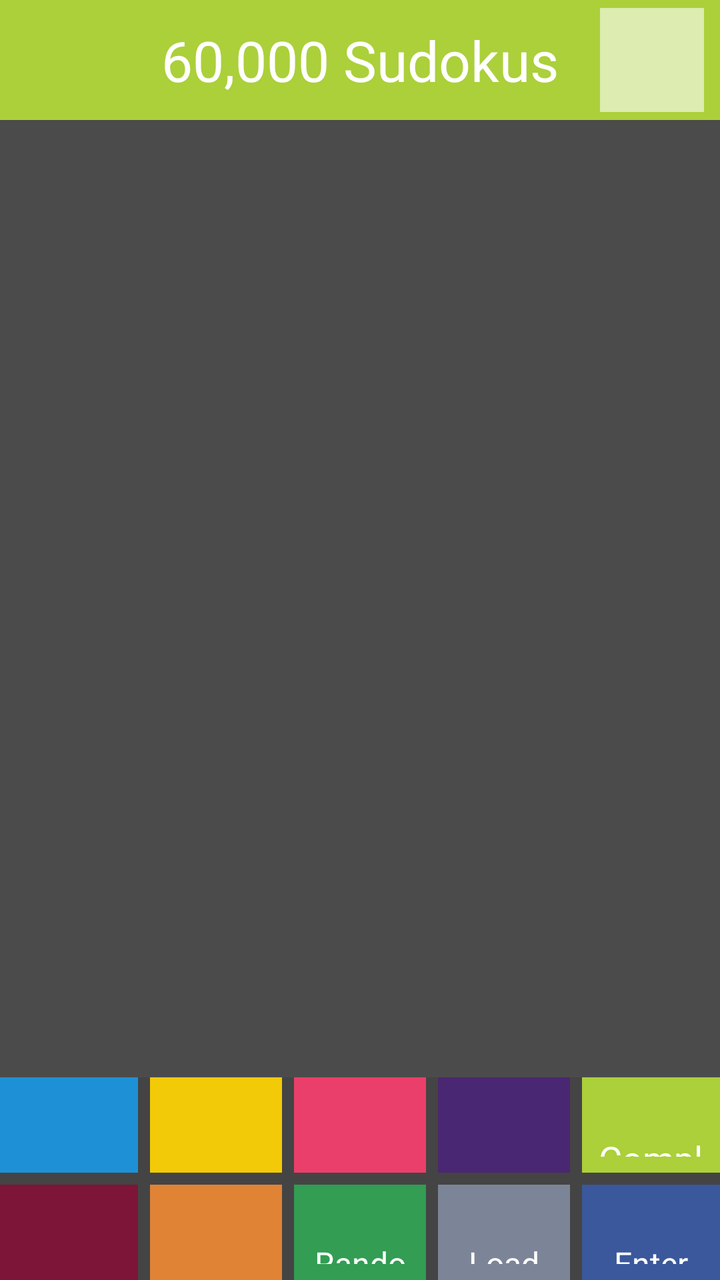
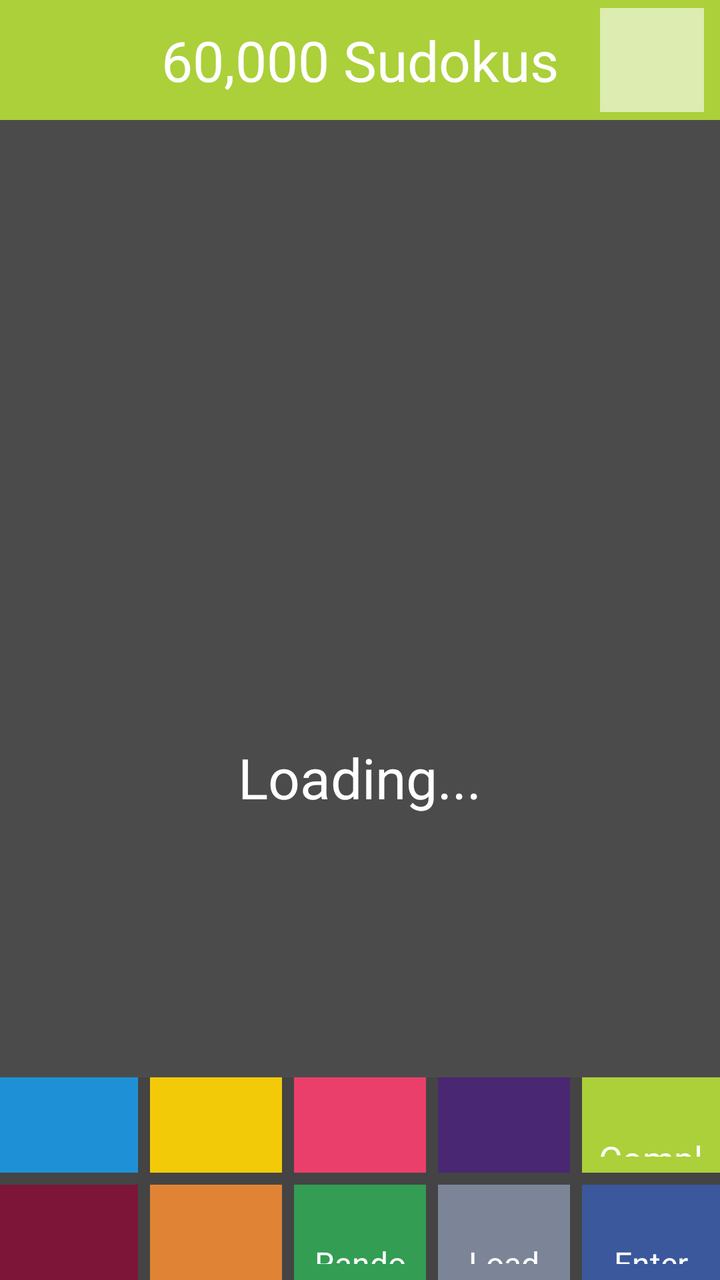

The first picture is an Android layout as it rendered before a commit; the second is the same layout after the commit. The layout source and the unified diff follow.
<!-- AndroidManifest.xml: application theme AppTheme -->
<!-- res/layout/fragment_user_board_phablet.xml -->
<?xml version="1.0" encoding="utf-8"?>
<RelativeLayout xmlns:android="http://schemas.android.com/apk/res/android"
    xmlns:app="http://schemas.android.com/apk/res-auto"
    xmlns:tools="http://schemas.android.com/tools"
    android:id="@+id/activity_history"
    android:layout_width="match_parent"
    android:layout_height="match_parent"
    android:background="@color/colorFondoTrans"
    android:fitsSystemWindows="false">

    <ImageView
        android:id="@+id/ub_background"
        android:layout_width="match_parent"
        android:layout_height="match_parent"
        android:scaleType="centerCrop" />

    <RelativeLayout
        android:id="@+id/tool_title"
        android:layout_width="match_parent"
        android:layout_height="60dp"
        android:background="@color/color1"
        android:orientation="horizontal">

        <ImageView
            android:id="@+id/user_icon_usr"
            android:layout_width="52dp"
            android:layout_height="52dp"
            android:layout_alignParentLeft="true"
            android:layout_alignParentStart="true"
            android:layout_centerVertical="true"
            android:layout_marginLeft="8dp" />

        <TextView
            android:id="@+id/board_layout_title"
            android:layout_width="match_parent"
            android:layout_height="match_parent"
            android:layout_centerInParent="false"
            android:layout_weight="1"
            android:gravity="center"
            android:text="60,000 Sudokus"
            android:textColor="@color/white"
            android:textSize="28sp" />

        <ImageButton
            android:id="@+id/color_switcher"
            android:layout_width="52dp"
            android:layout_height="52dp"
            android:layout_alignParentRight="true"
            android:layout_alignParentTop="false"
            android:layout_centerVertical="true"
            android:layout_marginRight="8dp"
            android:alpha=".6"
            android:background="@android:color/white"
            android:padding="5dp"
            android:scaleType="fitCenter"
            app:srcCompat="@android:color/transparent" />

        <ImageView
            android:id="@+id/ub_tool_background"
            android:layout_width="match_parent"
            android:layout_height="match_parent"
            android:alpha=".15"
            android:scaleType="centerCrop"
            app:srcCompat="@android:color/transparent" />

    </RelativeLayout>

    <LinearLayout
        android:layout_width="match_parent"
        android:layout_height="match_parent"
        android:layout_below="@+id/tool_title"
        android:layout_centerHorizontal="true"
        android:layout_centerVertical="true"
        android:orientation="vertical"
        android:weightSum="100">

        <RelativeLayout
            android:layout_width="match_parent"
            android:layout_height="0dp"
            android:layout_marginBottom="9dp"
            android:layout_marginTop="9dp"
            android:layout_weight="82">

            <android.support.v7.widget.RecyclerView
                android:id="@+id/user_board_rv"
                android:layout_width="match_parent"
                android:layout_height="match_parent"

                android:layout_weight="82"
                android:background="@android:color/transparent" />

            <RelativeLayout
                android:id="@+id/num_picker"
                android:layout_width="425dp"
                android:layout_height="wrap_content"
                android:layout_centerInParent="true"
                android:background="@color/white"
                android:orientation="vertical"
                android:padding="8dp"
                android:visibility="gone"
                tools:visibility="visible">

                <TextView
                    android:id="@+id/textView18"
                    android:layout_width="wrap_content"
                    android:layout_height="wrap_content"
                    android:layout_marginBottom="5dp"
                    android:layout_weight="1"
                    android:text="Enter a board number:"
                    android:textColor="@android:color/darker_gray"
                    android:textSize="36sp" />

                <LinearLayout
                    android:layout_width="wrap_content"
                    android:layout_height="wrap_content"
                    android:layout_below="@+id/textView18"
                    android:layout_weight="1"
                    android:orientation="horizontal"
                    android:visibility="visible"
                    android:weightSum="100">

                    <LinearLayout
                        android:layout_width="50dp"
                        android:layout_height="50dp"
                        android:layout_gravity="center_vertical"
                        android:layout_marginRight="15dp"
                        android:background="@color/com_facebook_button_background_color"
                        android:orientation="horizontal"
                        android:padding="3dp">

                        <ImageView
                            android:id="@+id/key_icon"
                            android:layout_width="wrap_content"
                            android:layout_height="wrap_content"
                            android:layout_weight="1" />
                    </LinearLayout>

                    <EditText
                        android:id="@+id/num_board"
                        android:layout_width="0dp"
                        android:layout_height="wrap_content"
                        android:layout_gravity="center_vertical"
                        android:layout_weight="100"
                        android:ems="10"
                        android:inputType="textPersonName"
                        android:textColor="@android:color/black"
                        android:textSize="34sp" />

                    <LinearLayout
                        android:layout_width="0dp"
                        android:layout_height="match_parent"
                        android:layout_weight="60"
                        android:orientation="horizontal"></LinearLayout>

                    <Button
                        android:id="@+id/ok_button"
                        android:layout_width="50dp"
                        android:layout_height="50dp"
                        android:layout_alignParentBottom="false"
                        android:layout_alignParentRight="false"
                        android:layout_below="@+id/textView18"
                        android:layout_gravity="center_vertical"
                        android:layout_marginLeft="15dp"
                        android:background="@drawable/back_button"
                        android:gravity="center"
                        android:text="Ok"
                        android:textSize="20sp" />

                </LinearLayout>

            </RelativeLayout>

        </RelativeLayout>

        <RelativeLayout
            android:id="@+id/sorters"
            android:layout_width="match_parent"
            android:layout_height="0dp"
            android:layout_weight="18">

            <LinearLayout
                android:layout_width="match_parent"
                android:layout_height="match_parent"
                android:layout_weight="18"
                android:background="@color/colorFondoTrans"
                android:orientation="horizontal"
                android:weightSum="5">

                <LinearLayout
                    android:layout_width="match_parent"
                    android:layout_height="match_parent"
                    android:layout_marginRight="3dp"
                    android:layout_weight="1"
                    android:orientation="vertical">

                    <ImageButton
                        android:id="@+id/beg"
                        style="@style/Widget.AppCompat.Button.Borderless"
                        android:layout_width="match_parent"
                        android:layout_height="match_parent"
                        android:layout_marginBottom="3dp"
                        android:layout_weight="1"
                        android:background="@drawable/begbuttonfinal"
                        android:gravity="center"
                        android:padding="8dp"
                        android:scaleType="fitCenter" />

                    <ImageButton
                        android:id="@+id/exp"
                        style="@style/Widget.AppCompat.Button.Borderless"
                        android:layout_width="match_parent"
                        android:layout_height="match_parent"
                        android:layout_marginTop="3dp"
                        android:layout_weight="1"
                        android:background="@drawable/expbuttonfinal"
                        android:gravity="center"
                        android:padding="8dp"
                        android:scaleType="fitCenter" />
                </LinearLayout>

                <LinearLayout
                    android:layout_width="match_parent"
                    android:layout_height="match_parent"
                    android:layout_marginLeft="3dp"
                    android:layout_marginRight="3dp"
                    android:layout_weight="1"
                    android:orientation="vertical">

                    <ImageButton
                        android:id="@+id/eas"
                        style="@style/Widget.AppCompat.Button.Borderless"
                        android:layout_width="match_parent"
                        android:layout_height="match_parent"
                        android:layout_marginBottom="3dp"
                        android:layout_weight="1"
                        android:background="@drawable/easbuttonfinal"
                        android:gravity="center"
                        android:padding="8dp"
                        android:scaleType="fitCenter" />

                    <ImageButton
                        android:id="@+id/mas"
                        style="@style/Widget.AppCompat.Button.Borderless"
                        android:layout_width="match_parent"
                        android:layout_height="match_parent"
                        android:layout_marginTop="3dp"
                        android:layout_weight="1"
                        android:background="@drawable/masbuttonfinal"
                        android:gravity="center"
                        android:padding="8dp"
                        android:scaleType="fitCenter" />
                </LinearLayout>

                <LinearLayout
                    android:layout_width="match_parent"
                    android:layout_height="match_parent"
                    android:layout_marginLeft="3dp"
                    android:layout_marginRight="3dp"
                    android:layout_weight="1"
                    android:orientation="vertical">

                    <ImageButton
                        android:id="@+id/med"
                        style="@style/Widget.AppCompat.Button.Borderless"
                        android:layout_width="match_parent"
                        android:layout_height="match_parent"
                        android:layout_marginBottom="3dp"
                        android:layout_weight="1"
                        android:background="@drawable/leaderbuttonfinal"
                        android:gravity="center"
                        android:padding="8dp"
                        android:scaleType="fitCenter"
                        app:srcCompat="@android:color/transparent" />

                    <LinearLayout
                        android:id="@+id/ran"
                        style="@style/Widget.AppCompat.Button.Borderless"
                        android:layout_width="match_parent"
                        android:layout_height="match_parent"
                        android:layout_marginTop="3dp"
                        android:layout_weight="1"
                        android:background="@drawable/exitbuttonfinal"
                        android:gravity="center"
                        android:orientation="vertical"
                        android:padding="8dp"
                        android:scaleType="fitCenter"
                        android:weightSum="100">

                        <ImageView
                            android:id="@+id/question_icon"
                            android:layout_width="match_parent"
                            android:layout_height="0dp"
                            android:layout_weight="65"
                            android:scaleType="fitCenter" />

                        <TextView
                            android:id="@+id/textView14"
                            android:layout_width="match_parent"
                            android:layout_height="0dp"
                            android:layout_weight="35"
                            android:gravity="center"
                            android:text="Random"
                            android:textColor="@color/white"
                            android:textSize="16sp" />
                    </LinearLayout>
                </LinearLayout>

                <LinearLayout
                    android:layout_width="match_parent"
                    android:layout_height="match_parent"
                    android:layout_marginLeft="3dp"
                    android:layout_marginRight="3dp"
                    android:layout_weight="1"
                    android:orientation="vertical">

                    <ImageButton
                        android:id="@+id/har"
                        style="@style/Widget.AppCompat.Button.Borderless"
                        android:layout_width="match_parent"
                        android:layout_height="match_parent"
                        android:layout_marginBottom="3dp"
                        android:layout_weight="1"
                        android:background="@drawable/harbuttonfinal"
                        android:gravity="center"
                        android:padding="8dp"
                        android:scaleType="fitCenter" />

                    <LinearLayout
                        android:id="@+id/more"
                        style="@style/Widget.AppCompat.Button.Borderless"
                        android:layout_width="match_parent"
                        android:layout_height="match_parent"
                        android:layout_marginTop="3dp"
                        android:layout_weight="1"
                        android:background="@drawable/morbuttonfinal"
                        android:gravity="center"
                        android:orientation="vertical"
                        android:padding="8dp"
                        android:scaleType="fitCenter"
                        android:weightSum="100">

                        <ImageView
                            android:id="@+id/refresh_icon"
                            android:layout_width="match_parent"
                            android:layout_height="0dp"
                            android:layout_weight="65"
                            android:scaleType="fitCenter" />

                        <TextView
                            android:id="@+id/textView15"
                            android:layout_width="match_parent"
                            android:layout_height="0dp"
                            android:layout_weight="35"
                            android:gravity="center"
                            android:text="Load more"
                            android:textColor="@color/white"
                            android:textSize="16sp" />
                    </LinearLayout>
                    " />

                </LinearLayout>

                <LinearLayout
                    android:layout_width="match_parent"
                    android:layout_height="match_parent"
                    android:layout_marginLeft="3dp"
                    android:layout_weight="1"
                    android:orientation="vertical">

                    <LinearLayout
                        android:id="@+id/my_completed_button"
                        style="@style/Widget.AppCompat.Button.Borderless"
                        android:layout_width="match_parent"
                        android:layout_height="match_parent"
                        android:layout_marginBottom="3dp"
                        android:layout_weight="1"
                        android:background="@drawable/badgebuttonfinal"
                        android:gravity="center"
                        android:orientation="vertical"
                        android:padding="8dp"
                        android:weightSum="100">

                        <ImageView
                            android:id="@+id/whitecheck_icon"
                            android:layout_width="match_parent"
                            android:layout_height="0dp"
                            android:layout_weight="65"
                            android:scaleType="fitCenter" />

                        <TextView
                            android:id="@+id/textView16"
                            android:layout_width="match_parent"
                            android:layout_height="0dp"
                            android:layout_weight="35"
                            android:gravity="center"
                            android:text="Completed"
                            android:textColor="@color/white"
                            android:textSize="18sp" />
                    </LinearLayout>

                    <LinearLayout
                        android:id="@+id/enter_board_key"
                        style="@style/Widget.AppCompat.Button.Borderless"
                        android:layout_width="match_parent"
                        android:layout_height="match_parent"
                        android:layout_marginTop="3dp"
                        android:layout_weight="1"
                        android:background="@drawable/facebookbuttonfinal"
                        android:gravity="center"
                        android:orientation="vertical"
                        android:padding="8dp"
                        android:weightSum="100">

                        <ImageView
                            android:id="@+id/keybutton_icon"
                            android:layout_width="match_parent"
                            android:layout_height="0dp"
                            android:layout_weight="65"
                            android:scaleType="fitCenter" />

                        <TextView
                            android:id="@+id/textView16"
                            android:layout_width="match_parent"
                            android:layout_height="0dp"
                            android:layout_weight="35"
                            android:gravity="center"
                            android:text="Enter board"
                            android:textColor="@color/white"
                            android:textSize="16sp" />
                    </LinearLayout>

                </LinearLayout>

            </LinearLayout>

            <ImageView
                android:id="@+id/user_buttons_background"
                android:layout_width="match_parent"
                android:layout_height="match_parent"
                android:alpha=".15"
                android:scaleType="centerCrop" />

        </RelativeLayout>

    </LinearLayout>

    <ProgressBar
        android:id="@+id/usr_progress"
        style="?android:attr/progressBarStyle"
        android:layout_width="80dp"
        android:layout_height="80dp"
        android:layout_centerInParent="true" />

</RelativeLayout>
<!-- resources referenced by this layout -->
<resources>
  <color name="color1">#abd03a</color>
  <color name="colorFondoTrans">#f5454444</color>
  <color name="white">#ffffff</color>
  <!-- drawable circle_pressed (drawable-nodpi) -->
  <?xml version="1.0" encoding="utf-8"?>
  <selector xmlns:android="http://schemas.android.com/apk/res/android">
  
      <item>
          <shape android:shape="oval">
              <solid android:color="#dfe5ba"/>
  
          </shape>
      </item>
  
  </selector>
  <!-- drawable easbutton (drawable-nodpi) -->
  <?xml version="1.0" encoding="utf-8"?>
  <selector xmlns:android="http://schemas.android.com/apk/res/android">
      <item>
          <shape android:shape="rectangle">
              <solid android:color="@color/color8"/>
  
          </shape>
      </item>
  </selector>
  <!-- drawable expbuttonpressed (drawable-nodpi) -->
  <?xml version="1.0" encoding="utf-8"?>
  <selector xmlns:android="http://schemas.android.com/apk/res/android">
      <item>
          <shape android:shape="rectangle">
              <solid android:color="#875263"/>
          </shape>
      </item>
  </selector>
  <!-- drawable expbutton (drawable-nodpi) -->
  <?xml version="1.0" encoding="utf-8"?>
  <selector xmlns:android="http://schemas.android.com/apk/res/android">
      <item>
          <shape android:shape="rectangle">
              <solid android:color="@color/color4"/>
  
          </shape>
      </item>
  </selector>
  <!-- drawable facebookbutton (drawable-nodpi) -->
  <?xml version="1.0" encoding="utf-8"?>
  <selector xmlns:android="http://schemas.android.com/apk/res/android">
      <item>
          <shape android:shape="rectangle">
              <solid android:color="#3a589b"/>
  
          </shape>
      </item>
  </selector>
  <!-- drawable harbuttonpressed (drawable-nodpi) -->
  <?xml version="1.0" encoding="utf-8"?>
  <selector xmlns:android="http://schemas.android.com/apk/res/android">
      <item>
          <shape android:shape="rectangle">
              <solid android:color="#745b8f"/>
          </shape>
      </item>
  </selector>
  <!-- drawable harbutton (drawable-nodpi) -->
  <?xml version="1.0" encoding="utf-8"?>
  <selector xmlns:android="http://schemas.android.com/apk/res/android">
      <item>
          <shape android:shape="rectangle">
              <solid android:color="@color/color7"/>
  
          </shape>
      </item>
  </selector>
  <!-- drawable masbuttonpressed (drawable-nodpi) -->
  <?xml version="1.0" encoding="utf-8"?>
  <selector xmlns:android="http://schemas.android.com/apk/res/android">
      <item>
          <shape android:shape="rectangle">
              <solid android:color="#e7b083"/>
          </shape>
      </item>
  </selector>
  <!-- drawable masbutton (drawable-nodpi) -->
  <?xml version="1.0" encoding="utf-8"?>
  <selector xmlns:android="http://schemas.android.com/apk/res/android">
      <item>
          <shape android:shape="rectangle">
              <solid android:color="@color/color6"/>
  
          </shape>
      </item>
  </selector>
  <!-- drawable morbuttonpressed (drawable-nodpi) -->
  <?xml version="1.0" encoding="utf-8"?>
  <selector xmlns:android="http://schemas.android.com/apk/res/android">
      <item>
          <shape android:shape="rectangle">
              <solid android:color="#beb7b7"/>
          </shape>
      </item>
  </selector>
  <!-- drawable morbutton (drawable-nodpi) -->
  <?xml version="1.0" encoding="utf-8"?>
  <selector xmlns:android="http://schemas.android.com/apk/res/android">
      <item>
          <shape android:shape="rectangle">
              <solid android:color="@color/color5"/>
  
          </shape>
      </item>
  </selector>
  <color name="colorPrimary">#FFFFFF</color>
  <color name="colorPrimaryDark">#454444</color>
  <color name="colorAccent">#1e91d6</color>
  <color name="color2">#1e91d6</color>
  <color name="color8">#f2ca08</color>
  <color name="color9">#329d53</color>
  <color name="color4">#7d1538</color>
  <color name="color7">#4a2772</color>
  <color name="color3">#ea3f6a</color>
  <color name="color6">#e18335</color>
  <color name="color5">#7c8597</color>
  <!-- unchanged entries left out for length: 23 -->
</resources>

<!-- the commit's change to res/layout/fragment_user_board_phablet.xml (unified diff, before → after) -->
@@ -451,4 +451,16 @@
         android:layout_height="80dp"
         android:layout_centerInParent="true" />
 
+    <TextView
+        android:id="@+id/loading_usr"
+        android:layout_width="wrap_content"
+        android:layout_height="wrap_content"
+        android:layout_below="@+id/usr_progress"
+        android:layout_centerHorizontal="true"
+        android:layout_centerInParent="false"
+        android:layout_marginTop="10dp"
+        android:text="Loading..."
+        android:textColor="@color/white"
+        android:textSize="28sp" />
+
 </RelativeLayout>
